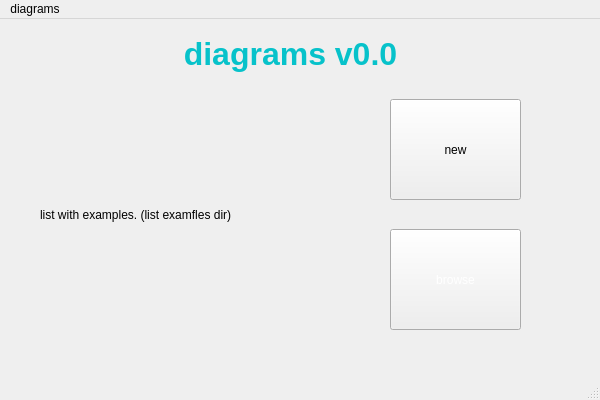
Qt form mainwindow.ui (SkuratovichA/diagrams) before a commit.
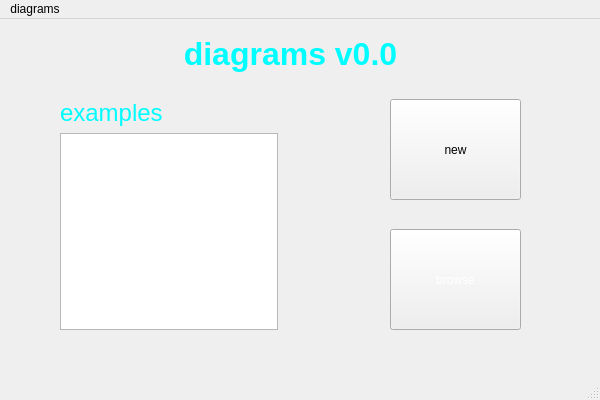
The same form after that commit.

Commit message: add list with (not really) files

What changed in the file:
```diff
--- a/mainwindow.ui
+++ b/mainwindow.ui
@@ -130,13 +130,13 @@
      </rect>
     </property>
     <property name="text">
-     <string>&lt;html&gt;&lt;head/&gt;&lt;body&gt;&lt;p align=&quot;center&quot;&gt;&lt;span style=&quot; font-size:24pt; font-weight:700; color:#07c2ca;&quot;&gt;diagrams v0.0&lt;/span&gt;&lt;/p&gt;&lt;/body&gt;&lt;/html&gt;</string>
+     <string>&lt;html&gt;&lt;head/&gt;&lt;body&gt;&lt;p align=&quot;center&quot;&gt;&lt;span style=&quot; font-size:24pt; font-weight:700; color:#00fdff;&quot;&gt;diagrams v0.0&lt;/span&gt;&lt;/p&gt;&lt;/body&gt;&lt;/html&gt;</string>
     </property>
    </widget>
    <widget class="QWidget" name="verticalLayoutWidget">
     <property name="geometry">
      <rect>
-      <x>40</x>
+      <x>60</x>
       <y>80</y>
       <width>218</width>
       <height>231</height>
@@ -146,10 +146,13 @@
      <item>
       <widget class="QLabel" name="label_2">
        <property name="text">
-        <string>list with examples. (list examfles dir)</string>
+        <string>&lt;html&gt;&lt;head/&gt;&lt;body&gt;&lt;p&gt;&lt;span style=&quot; font-size:18pt; color:#00fdff;&quot;&gt;examples&lt;/span&gt;&lt;/p&gt;&lt;/body&gt;&lt;/html&gt;</string>
        </property>
       </widget>
      </item>
+     <item>
+      <widget class="QListWidget" name="listWidget"/>
+     </item>
     </layout>
    </widget>
   </widget>
```
The commit also changes 1 other file.
